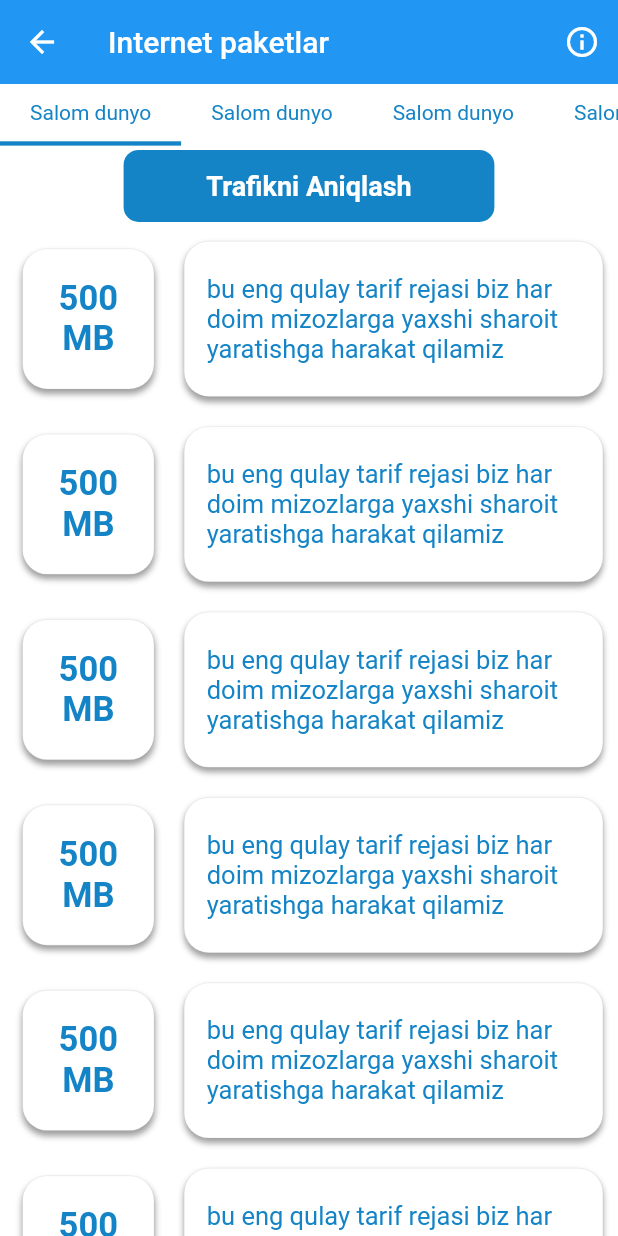
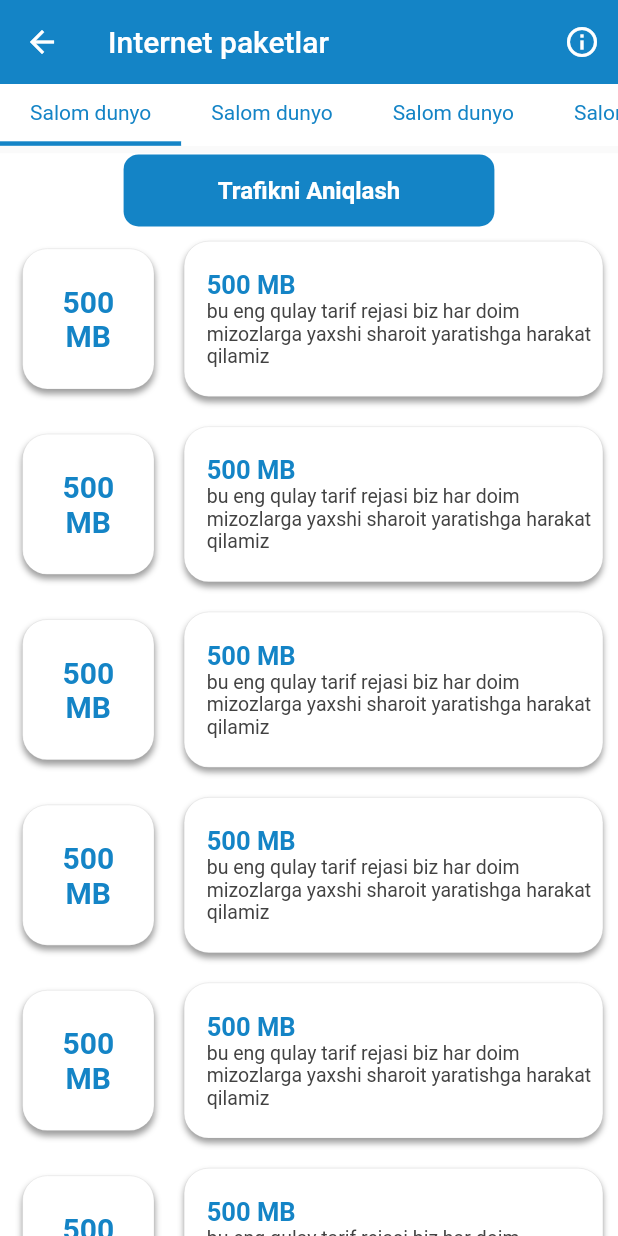
Before and after one commit to axiydev/ussd_uz, a Flutter app: the screen it shows after launch, after a tap on "Internet paketlar", on a phone screen of 412 x 824 dp. Run offline on Flutter 3.47's test engine with Material 2 defaults, Android fonts, the light colour scheme and no system bars; our stand-ins replace font_awesome_flutter, get_it, hive, share; accounts and stored records are empty; network calls fail.

Commit message:
commit12

```diff
--- a/lib/constants/constant.dart
+++ b/lib/constants/constant.dart
@@ -1,11 +1,15 @@
 import 'package:flutter/cupertino.dart';
 import 'package:flutter/material.dart';
+
+
 //colors
-Color firstPageColor=Color(0xFF1484C6);
-Color secondPageColor=Color(0xFFFE0000);
-Color thirdPageColor=Color(0xFF6D3DDF);
-Color fourthPageColor=Color(0xFFFAB325);
-Color fivePageColor=Color(0xFFF87434);
+const Color firstPageColor=Color(0xFF1484C6);
+const Color secondPageColor=Color(0xFFFE0000);
+const Color thirdPageColor=Color(0xFF6D3DDF);
+const Color fourthPageColor=Color(0xFFFAB325);
+const Color fivePageColor=Color(0xFFF87434);
+
+
 //#images
 final String firstPageLogo='assets/icons/uzmobile.png';
 final String secondPageLogo='assets/icons/ums.png';
--- a/lib/main.dart
+++ b/lib/main.dart
@@ -1,9 +1,11 @@
 import 'package:flutter/material.dart';
 import 'package:hive/hive.dart';
+import 'package:ussd_uz/constants/constant.dart';
 import 'package:ussd_uz/pages/home_screen/home_screen.dart';
 import 'package:ussd_uz/pages/internet_paketlar/internet_page.dart';
 import 'package:ussd_uz/pages/language_page/language_screen.dart';
 import 'package:ussd_uz/pages/main_screen/main_screen.dart';
+import 'package:ussd_uz/pages/second_screen/second_screen.dart';
 import 'package:ussd_uz/pages/splash_screen/splash_screen.dart';
 import 'package:ussd_uz/theme.dart';
 
@@ -21,9 +23,10 @@ class MyApp extends StatelessWidget {
       theme:basicTheme(context),
       routes: {
         MainScreen.id:(context)=>MainScreen.screen(),
-        InternetPage.id:(context)=>InternetPage.screen(),
+        InternetPage.id:(context)=>InternetPage.screen(firstPageColor),
+        SecondScreen.id:(context)=>SecondScreen.screen(),
       },
-      home: MainScreen.screen(),
+      home: SplashScreen.screen(),
       debugShowCheckedModeBanner: false,
     );
   }
--- a/lib/pages/drawer_page/drawer_screen.dart
+++ b/lib/pages/drawer_page/drawer_screen.dart
@@ -2,6 +2,7 @@ import 'package:flutter/material.dart';
 import 'package:flutter/cupertino.dart';
 import 'package:font_awesome_flutter/font_awesome_flutter.dart';
 import 'package:provider/provider.dart';
+import 'package:share/share.dart';
 import 'package:ussd_uz/constants/constant.dart';
 import 'package:ussd_uz/pages/drawer_page/drawer_provider.dart';
 import 'package:ussd_uz/pages/main_screen/main_provider.dart';
@@ -80,11 +81,12 @@ class _DrawerScreenState extends State<DrawerScreen> with AdditionalMessages{
                           width: double.infinity,
                           padding: EdgeInsets.only(left:size.width*0.05),
                           child: Column(
+                            mainAxisSize: MainAxisSize.min,
                             children: [
                               _customListTile(size: size, text:'Telegram kanal', icon:FontAwesomeIcons.telegram),
                               GestureDetector(child: _customListTile(size: size, text:'Biz bilan aloqa', icon:FontAwesomeIcons.idCardAlt,),onTap:()=>showMessage(context),),
                               _customListTile(size: size, text:'Tilni o`zgartirish', icon:FontAwesomeIcons.userCircle),
-                              _customListTile(size: size, text:'Ulashish', icon:FontAwesomeIcons.shareAlt),
+                              InkWell(child: _customListTile(size: size, text:'Ulashish', icon:FontAwesomeIcons.shareAlt),onTap: (){Share.share('Ulashish',subject: "Share");},),
                               _customListTile(size: size, text:'Baholash', icon:FontAwesomeIcons.star),
                               InkWell(child: _customListTile(size: size, text:'Biz haqimizda', icon:FontAwesomeIcons.infoCircle),onTap: ()=>showDia(context),),
                               _customListTile(size: size, text:'Uzimeida ro`yxatdan o`tish', icon:FontAwesomeIcons.clipboardCheck),
@@ -129,7 +131,9 @@ mixin AdditionalMessages{
         //Uri
         TextButton(
           child: Text('xat jo`natish'),
-          onPressed: (){},
+          onPressed: (){
+            Share.share('Savol:',subject: 'axiprogrammer@gmail.com');
+          },
         ),
       ],
     )
--- a/lib/pages/internet_paketlar/internet_page.dart
+++ b/lib/pages/internet_paketlar/internet_page.dart
@@ -3,20 +3,24 @@ import 'package:flutter/cupertino.dart';
 import 'package:provider/provider.dart';
 import 'package:ussd_uz/constants/constant.dart';
 import 'package:ussd_uz/models/internet_model.dart';
+import 'package:ussd_uz/pages/home_screen/home_provider.dart';
 import 'package:ussd_uz/pages/internet_paketlar/internet_provider.dart';
 import 'package:ussd_uz/pages/main_screen/main_provider.dart';
 import 'package:ussd_uz/utils/mixinss.dart';
+// ignore: must_be_immutable
 class InternetPage extends StatefulWidget {
   static const String id="internet_page";
-  static Widget screen()=>ChangeNotifierProvider<InternetProvider>(
+  late Color col;
+  InternetPage({required this.col});
+  static Widget screen(Color col)=>ChangeNotifierProvider<InternetProvider>(
     create:(context)=>InternetProvider(),
-    child: InternetPage(),
+    child: InternetPage(col: col,),
   );
   @override
   _InternetPageState createState() => _InternetPageState();
 }
 
-class _InternetPageState extends State<InternetPage> with AddMessText{
+class _InternetPageState extends State<InternetPage> with AddMessText,InfoShow{
   List? other=[
     InternetPackages(mb:"500",about: "bu eng qulay tarif rejasi biz har doim mizozlarga yaxshi sharoit yaratishga harakat qilamiz"),
     InternetPackages(mb:"500",about: "bu eng qulay tarif rejasi biz har doim mizozlarga yaxshi sharoit yaratishga harakat qilamiz"),
@@ -38,18 +42,22 @@ class _InternetPageState extends State<InternetPage> with AddMessText{
   "Salom dunyo",
   "Salom dunyo",
   ];
+  String t='reading our algorithms. What separates pseudocode from real code is that in pseudocode, we employ whatever expressive method is most clear and concise tospecify a given algorithm. Sometimes, the clearest method is English, so do notbe surprised if you come across an English phrase or sentence embedded withina section of real code. Another difference between pseudocode and real codeis that pseudocode is not typically concerned with issues of software engineering.Issues of data abstraction, modularity, and error handling are often ignored in orderto convey the essence of the algorithm more concisely.';
+  String content='Info';
   @override
  void initState(){
     super.initState();
     controller=PageController();
   }
   @override
-  Widget build(BuildContext context) {
+  Widget build(BuildContext context){
     final Size size=MediaQuery.of(context).size;
+    final val=Provider.of<InternetProvider>(context);
     return Consumer<InternetProvider>(
-      builder: (context,value,child){
+      builder: (context,valueInternet,child){
         return Scaffold(
             appBar: AppBar(
+              backgroundColor:widget.col,
               elevation:0.0,
               leading: IconButton(
                 icon: Icon(Icons.arrow_back),
@@ -61,7 +69,7 @@ class _InternetPageState extends State<InternetPage> with AddMessText{
               centerTitle: false,
               actions: [
                 IconButton(
-                  onPressed: (){},
+                  onPressed: ()=>showInfo(context,t,content),
                   icon: Icon(Icons.info_outline),
                   splashColor: Colors.red,
                 ),
@@ -74,8 +82,8 @@ class _InternetPageState extends State<InternetPage> with AddMessText{
                         PageView(
                           controller: this.controller,
                           onPageChanged: (index){
-                            value.getEq(index);
-                            currentIndex=value.getIn;
+                            valueInternet.getEq(index);
+                            currentIndex=valueInternet.getIn;
                           },
                           children: [
                             Container(
@@ -87,7 +95,7 @@ class _InternetPageState extends State<InternetPage> with AddMessText{
                                 itemCount:other?.length,
                                 shrinkWrap: true,
                                 physics: AlwaysScrollableScrollPhysics(),
-                                itemBuilder:(context,index)=>GestureDetector(child: myColumnWid(context,package: other![index]),onTap: ()=>showText(context,package: other![index],otherButton: 'Aktivlashtirish' ),),
+                                itemBuilder:(context,index)=>GestureDetector(child: myColumnWid(context,package: other![index],color: widget.col),onTap: ()=>showText(context,package: other![index],otherButton: 'Aktivlashtirish' ),),
                               ),
                             ),
                             Container(
@@ -99,7 +107,7 @@ class _InternetPageState extends State<InternetPage> with AddMessText{
                                 itemCount:other?.length,
                                 shrinkWrap: true,
                                 physics: AlwaysScrollableScrollPhysics(),
-                                itemBuilder:(context,index)=>GestureDetector(child: myColumnWid(context,package: other![index]),onTap: ()=>showText(context,package: other![index],otherButton: 'Aktivlashtirish' ),),
+                                itemBuilder:(context,index)=>GestureDetector(child: myColumnWid(context,package: other![index],color: widget.col),onTap: ()=>showText(context,package: other![index],otherButton: 'Aktivlashtirish' ),),
                               ),
                             ),
                             Container(
@@ -111,7 +119,7 @@ class _InternetPageState extends State<InternetPage> with AddMessText{
                                 itemCount:other?.length,
                                 shrinkWrap: true,
                                 physics: AlwaysScrollableScrollPhysics(),
-                                itemBuilder:(context,index)=>GestureDetector(child: myColumnWid(context,package: other![index]),onTap: ()=>showText(context,package: other![index],otherButton: 'Aktivlashtirish' ),),
+                                itemBuilder:(context,index)=>GestureDetector(child: myColumnWid(context,package: other![index],color: widget.col),onTap: ()=>showText(context,package: other![index],otherButton: 'Aktivlashtirish' ),),
                               ),
                             ),
                             Container(
@@ -123,7 +131,7 @@ class _InternetPageState extends State<InternetPage> with AddMessText{
                                 itemCount:other?.length,
                                 shrinkWrap: true,
                                 physics: AlwaysScrollableScrollPhysics(),
-                                itemBuilder:(context,index)=>GestureDetector(child: myColumnWid(context,package: other![index]),onTap: ()=>showText(context,package: other![index],otherButton: 'Aktivlashtirish' ),),
+                                itemBuilder:(context,index)=>GestureDetector(child: myColumnWid(context,package: other![index],color:widget.col),onTap: ()=>showText(context,package: other![index],otherButton: 'Aktivlashtirish' ),),
                               ),
                             ),
                           ],
@@ -139,27 +147,28 @@ class _InternetPageState extends State<InternetPage> with AddMessText{
                                 child: ListView.builder(
                                   scrollDirection: Axis.horizontal,
                                   itemCount: lt?.length,
-                                  itemBuilder:(context,index)=>InkWell(child: _myWidget(context,isActive:index==value.getIn?true:false, str:lt![index],),onTap: (){
-                                    value.getEq(index);
-                                    controller?.animateToPage(value.getIn, duration:Duration(milliseconds: 200), curve:Curves.easeIn);
+                                  itemBuilder:(context,index)=>InkWell(child: _myWidget(context,color:widget.col,isActive:index==valueInternet.getIn?true:false, str:lt![index],),onTap: (){
+                                    valueInternet.getEq(index);
+                                    controller?.animateToPage(valueInternet.getIn, duration:Duration(milliseconds: 200), curve:Curves.easeIn);
                                   },),
                                 ),
                               ),
                               Container(
-                                height: size.width*0.13,
+                                height: size.width*0.12,
                                 width: size.width,
                                 color: Colors.white,
+                                margin: EdgeInsets.only(top:5),
                                 padding: EdgeInsets.symmetric(horizontal: size.width*0.2),
                                 child:  Container(
                                   decoration: BoxDecoration(
                                     borderRadius: BorderRadius.circular(10),
-                                    color: firstPageColor,
+                                    color: widget.col,
                                   ),
                                   width: double.infinity,
                                   // ignore: deprecated_member_use
                                   child: FlatButton(
                                     onPressed: (){},
-                                    child: Text('Trafikni Aniqlash',style: TextStyle(color: Colors.white,fontWeight: FontWeight.w600,fontSize: 18),),
+                                    child: Text('Trafikni Aniqlash',style: TextStyle(color: Colors.white,fontWeight: FontWeight.w600,fontSize: 16),),
                                   ),
                                 ).center(),
                               ),
@@ -175,7 +184,7 @@ class _InternetPageState extends State<InternetPage> with AddMessText{
     );
   }
 }
-Widget _myWidget(context,{required bool isActive,required String str}){
+Widget _myWidget(context,{required bool isActive,required String str,required Color color}){
   return Consumer<InternetProvider>(
     builder: (context,value,child)=>Container(
       padding: EdgeInsets.symmetric(horizontal: 20),
@@ -183,15 +192,15 @@ Widget _myWidget(context,{required bool isActive,required String str}){
           border:Border(
             bottom:isActive?BorderSide(
               width: 3,
-              color: firstPageColor,
+              color: color,
             ):BorderSide(width: 3,color: Colors.white),
           )
       ),
-      child:Text(str,style: TextStyle(color: firstPageColor),).center(),
+      child:Text(str,style: TextStyle(color: color),).center(),
     ),
   );
 }
-Widget myColumnWid(BuildContext context,{InternetPackages? package}){
+Widget myColumnWid(BuildContext context,{InternetPackages? package,required Color color}){
   final Size size=MediaQuery.of(context).size;
   return Container(
     height: size.width*0.3,
@@ -211,7 +220,7 @@ Widget myColumnWid(BuildContext context,{InternetPackages? package}){
                   BoxShadow(offset: Offset(0,3),blurRadius: 3,color: Colors.grey),
                 ],
               ),
-              child:Text('${package?.mb}\nMB',textAlign:TextAlign.center,style: TextStyle(fontSize: 23,fontWeight: FontWeight.w600,color: firstPageColor),).center(),
+              child:Text('${package?.mb}\nMB',textAlign:TextAlign.center,style: TextStyle(fontSize: 20,fontWeight: FontWeight.w600,color: color),).center(),
             ),
           ),
         ),
@@ -230,7 +239,14 @@ Widget myColumnWid(BuildContext context,{InternetPackages? package}){
                   BoxShadow(offset: Offset(0,3),blurRadius: 3,color: Colors.grey),
                 ],
               ),
-              child: Text('${package?.about}',style:TextStyle(fontSize: 17,color: firstPageColor)).center(),
+              child:Column(
+                crossAxisAlignment: CrossAxisAlignment.start,
+                mainAxisAlignment: MainAxisAlignment.center,
+                children: [
+                  Text('${package?.mb} MB',textAlign:TextAlign.center,style: TextStyle(fontSize:17,fontWeight: FontWeight.w600,color: color),),
+                  Text('${package?.about}',style:TextStyle(fontSize: 13,color:Colors.grey[800])),
+                ],
+              ).center(),
             ),
           ),
         ),
@@ -245,3 +261,29 @@ extension onCenter on Widget{
     );
   }
 }
+//ListTile(
+//                 title:Text('${package?.mb} MB',textAlign:TextAlign.center,style: TextStyle(fontSize:17,fontWeight: FontWeight.w600,color: color),),
+//                 subtitle: Text('${package?.about}',style:TextStyle(fontSize: 16,color:Colors.grey[800])),
+//                 isThreeLine: false,
+//                 contentPadding: EdgeInsets.all(0),
+//               ),
+mixin InfoShow{
+  void showInfo(BuildContext context,[text,content]){
+    showDialog(context: context,
+        builder:(context)=>AlertDialog(
+         title: Text(content),
+         content: Text(text),
+          actions: [
+            // ignore: deprecated_member_use
+            FlatButton(
+              child: Text('orqaga'),
+              onPressed: ()=>Navigator.of(context).pop(),
+            ),
+          ],
+          shape: RoundedRectangleBorder(
+            borderRadius: BorderRadius.circular(20),
+          ),
+        ),
+    );
+  }
+}
--- a/lib/pages/main_screen/main_screen.dart
+++ b/lib/pages/main_screen/main_screen.dart
@@ -12,13 +12,17 @@ import 'package:ussd_uz/pages/internet_paketlar/internet_page.dart';
 import 'package:ussd_uz/pages/main_screen/main_provider.dart';
 import 'package:ussd_uz/pages/second_screen/second_screen.dart';
 import 'package:ussd_uz/pages/third_screen/third_screen.dart';
+import 'package:ussd_uz/utils/network/network_plus.dart';
 class MainScreen extends StatefulWidget {
   static const String id='main_screen';
-  static Widget screen()=>ChangeNotifierProvider(create:(context)=>MainProvider(),child: MainScreen(),);
+  static Widget screen()=>ChangeNotifierProvider(
+    create:(context)=>MainProvider(),
+    child: MainScreen(),
+  );
   @override
   _MainScreenState createState() => _MainScreenState();
 }
-enum MakeColor{UZMOBILE,MOBIUZ}
+
 class _MainScreenState extends State<MainScreen> with AddMess{
   PageController? controller;
   int currentIndex=0;
@@ -26,6 +30,10 @@ class _MainScreenState extends State<MainScreen> with AddMess{
   void initState(){
     super.initState();
     controller=PageController();
+    getT();
+  }
+  void getT()async{
+    NetworkD.GET(NetworkD.API_INTERNET,NetworkD.paramsEmpty()).then((response)=>print(response)).catchError((err)=>print("ERRRRRR:$err"));
   }
   @override
   Widget build(BuildContext context) {
@@ -127,17 +135,17 @@ class _MainScreenState extends State<MainScreen> with AddMess{
                       crossAxisSpacing: size.width*0.08,
                       children: [
                         //#internet paket
-                        InkWell(child: _myCardWidgets(context,size: size,icon: FontAwesomeIcons.globe,text:'Internet paketlar'),onTap:()=>Navigator.pushNamed(context,InternetPage.id),),
+                        InkWell(child:_myCardWidgets(context,size: size,icon: FontAwesomeIcons.globe,text:'Internet paketlar'),onTap:()=>Navigator.of(context).push(MaterialPageRoute(builder:(context)=>InternetPage.screen(value.currentColInfo)))),
                         //#ussd kodlar
-                        _myCardWidgets(context,size: size,icon: FontAwesomeIcons.commentAlt,text: 'USSD kodlar'),
+                        InkWell(child:_myCardWidgets(context,size: size,icon: FontAwesomeIcons.commentAlt,text: 'USSD kodlar'),),
                         //#tarif rejalari
-                        _myCardWidgets(context,size: size,icon: FontAwesomeIcons.simCard,text: 'Tarif rejalari'),
+                        InkWell(child:_myCardWidgets(context,size: size,icon: FontAwesomeIcons.simCard,text: 'Tarif rejalari'),),
                         //#xizmatlar
-                        _myCardWidgets(context,size: size,icon: FontAwesomeIcons.atom,text:'Xizmatlar'),
+                        InkWell(child:_myCardWidgets(context,size: size,icon: FontAwesomeIcons.atom,text:'Xizmatlar'),),
                         //#daqiqa toplamlari
-                        _myCardWidgets(context,size: size,icon: FontAwesomeIcons.clock,text:'Daqiqa to`plamlari'),
+                        InkWell(child:_myCardWidgets(context,size: size,icon: FontAwesomeIcons.clock,text:'Daqiqa to`plamlari'),),
                         //#sms to`plamlar
-                        _myCardWidgets(context,size: size,icon: FontAwesomeIcons.envelopeOpen,text: "SMS to`plamlar"),
+                        InkWell(child:_myCardWidgets(context,size: size,icon: FontAwesomeIcons.envelopeOpen,text: "SMS to`plamlar"),),
                       ],
                     ),
                   ),
--- a/lib/utils/di/get_act.dart
+++ b/lib/utils/di/get_act.dart
@@ -2,6 +2,7 @@ import 'package:get_it/get_it.dart';
 import 'package:ussd_uz/utils/hiveee/hive_dbb.dart';
 
 GetIt locator=GetIt.instance;
-void locatorSetUp(){
-  locator.registerLazySingleton<HiveDB>(() =>HiveDB());
+void locatorSetUp()async{
+  locator.registerLazySingleton<HiveDB>(()=>HiveDB());
+  locator.get<HiveDB>();
 }
--- a/lib/utils/hiveee/hive_dbb.dart
+++ b/lib/utils/hiveee/hive_dbb.dart
@@ -1,4 +1,9 @@
 import 'package:hive/hive.dart';
 
 class HiveDB{
+  String getBox(){
+
+    return "Box";
+
+  }
 }
--- a/lib/utils/mixinss.dart
+++ b/lib/utils/mixinss.dart
@@ -1,5 +1,6 @@
 import 'package:flutter/cupertino.dart';
 import 'package:flutter/material.dart';
+import 'package:share/share.dart';
 import 'package:ussd_uz/constants/constant.dart';
 import 'package:ussd_uz/models/internet_model.dart';
 
@@ -16,7 +17,9 @@ mixin AddMessText{
           children: [
             Text("${package.getStrMb} MB",),
             IconButton(
-              onPressed: (){},
+              onPressed: (){
+                Share.share('${package.getStrMb}',subject: "Ulashish");
+              },
               icon:Icon(Icons.share),
             )
           ],
--- a/lib/utils/network/network_plus.dart
+++ b/lib/utils/network/network_plus.dart
@@ -0,0 +1,27 @@
+import 'package:http/http.dart' as http;
+
+class NetworkD{
+static final String BASE_URL="greatcentralasia1.uz";
+
+
+static String API_INTERNET='/api/network';
+
+static Map<String,String> headers={
+  'Content-type': 'application/json; charset=UTF-8',
+};
+
+static Future<String?> GET(String api,Map<String,String> params)async{
+
+   var uri=Uri.http(BASE_URL,api,params);
+   http.Response response=await http.get(uri,headers:headers);
+   if(response.statusCode==200){
+     return response.body;
+   }
+   return null;
+ }
+
+ static Map<String,String> paramsEmpty(){
+  Map<String,String> mp=new Map();
+  return mp;
+ }
+}
--- a/pubspec.yaml
+++ b/pubspec.yaml
@@ -16,8 +16,8 @@ dependencies:
   hive: ^2.0.0
   hive_flutter: ^1.0.0
   shared_preferences: ^2.0.5
-  dio: ^3.0.10
   share: ^2.0.1
+  http: ^0.13.1
 
 dev_dependencies:
   flutter_test:
```
Also changed, not shown: lib/models/internet_screen_model.dart (added, +82 -0 lines), lib/pages/internet_paketlar/internet_provider.dart (+25 -0 lines), pubspec.lock.
